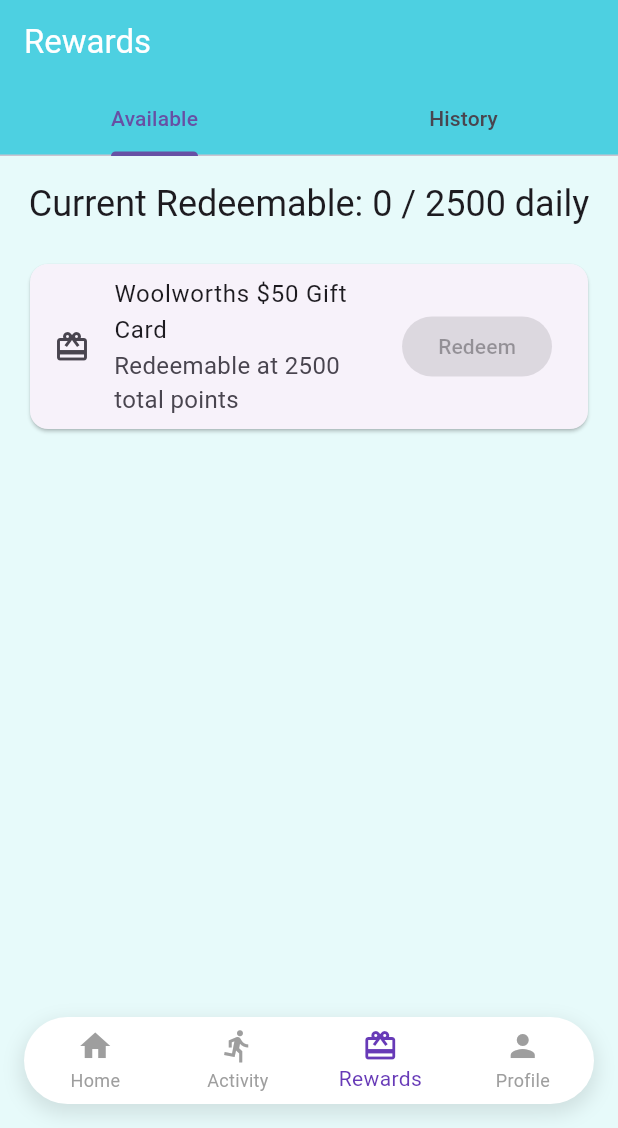
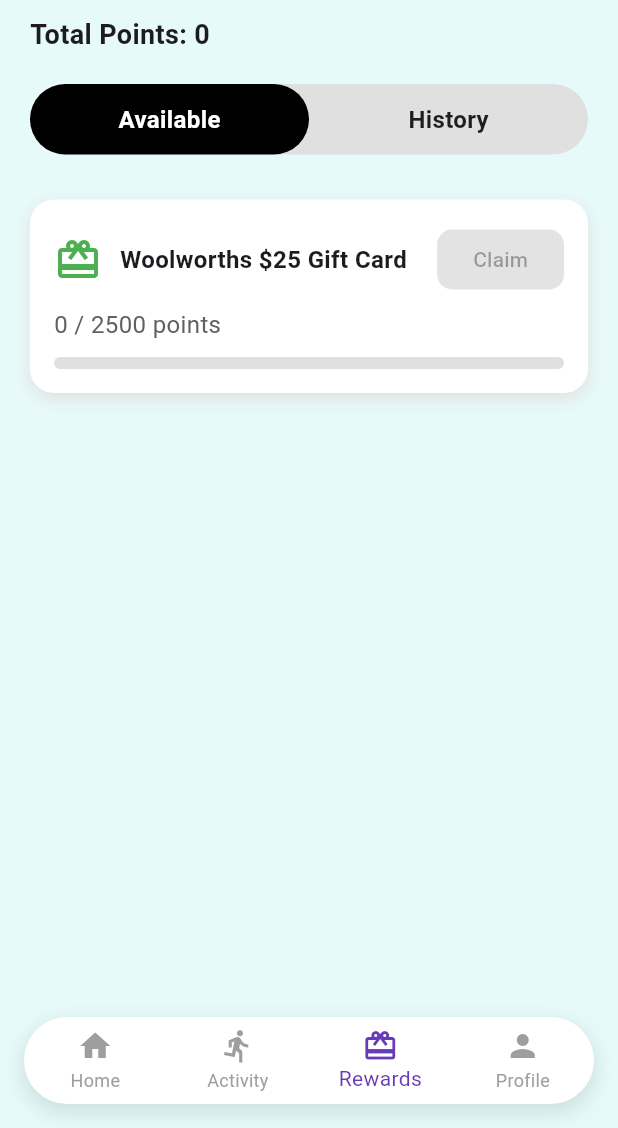
Before and after one commit to AceAsif/Steps4Perks-app, a Flutter app: the screen it shows after launch, item 3 of the bottom bar chosen, on a phone screen of 412 x 824 dp, the part 108-1236 px from its top. Run offline on Flutter 3.47's test engine with Material 3 defaults, Android fonts, the phone set to English and light mode, and no system bars; our stand-ins replace cloud_firestore, device_info_plus, firebase_core, fl_chart, flutter_local_notifications, pedometer and 5 more; accounts and stored records are empty.

Commit message:
[Yeonju] add redeem point to database

```diff
--- a/lib/view/rewardspage.dart
+++ b/lib/view/rewardspage.dart
@@ -1,7 +1,5 @@
 import 'package:flutter/material.dart';
-import 'package:intl/intl.dart';
 import 'package:provider/provider.dart';
-
 import 'package:myapp/features/step_tracker.dart';
 import 'package:myapp/view/rewardshistory.dart';
 import 'package:myapp/services/database_service.dart';
@@ -14,73 +12,186 @@
 }
 
 class _RewardsPageState extends State<RewardsPage> {
-  final String today = DateFormat('yyyy-MM-dd').format(DateTime.now());
-  final DatabaseService _databaseService = DatabaseService();
+  int selectedTab = 0;
 
   @override
   Widget build(BuildContext context) {
     final stepTracker = Provider.of<StepTracker>(context);
 
-    return DefaultTabController(
-      length: 2,
-      child: Scaffold(
-        appBar: AppBar(
-          title: const Text('Rewards'),
-          bottom: const TabBar(
-            tabs: [
-              Tab(text: 'Available'),
-              Tab(text: 'History'),
+    return Scaffold(
+      body: Column(
+        crossAxisAlignment: CrossAxisAlignment.start,
+        children: [
+          /// Total Points
+          Padding(
+            padding: const EdgeInsets.symmetric(horizontal: 20, vertical: 10),
+            child: Text(
+              'Total Points: ${stepTracker.totalPoints}',
+              style: const TextStyle(
+                fontSize: 18,
+                fontWeight: FontWeight.bold,
+              ),
+            ),
+          ),
+
+          /// Tab Switch
+          Container(
+            margin: const EdgeInsets.symmetric(horizontal: 20, vertical: 10),
+            decoration: BoxDecoration(
+              color: Colors.grey.shade300,
+              borderRadius: BorderRadius.circular(50),
+            ),
+            child: Row(
+              children: [
+                _buildTab('Available', 0),
+                _buildTab('History', 1),
               ],
             ),
           ),
-        body: TabBarView(
-          children: [
-            // Tab 1: Available Rewards
-            SingleChildScrollView(
-              padding: const EdgeInsets.all(16.0),
-              child: Column(
-                children: [
-                  Text(
-                    'Current Redeemable: ${stepTracker.totalPoints} / ${StepTracker.dailyRedemptionCap} daily',
-                    style: Theme.of(context).textTheme.headlineSmall,
+
+          /// Tab Content
+          Expanded(
+            child: selectedTab == 0
+                ? _buildAvailableRewards(stepTracker)
+                : const RewardHistoryPage(),
           ),
-                  const SizedBox(height: 20),
+        ],
+      ),
+    );
+  }
 
-                  /// 🔹 Gift Card Redemption Card
-                  Card(
-                    child: ListTile(
-                      leading: const Icon(Icons.card_giftcard),
-                      title: const Text('Woolworths \$50 Gift Card'),
-                      subtitle: const Text('Redeemable at 2500 total points'),
-                      trailing: ElevatedButton(
-                        onPressed: stepTracker.canRedeemPoints
-                            ? () async {
-                                final int redeemedAmount =
-                                    await stepTracker.redeemPoints();
-                                if (context.mounted) {
-                                  ScaffoldMessenger.of(context).showSnackBar(
-                                    SnackBar(
-                                      content: Text(
-                                        'Redeemed $redeemedAmount points for gift card!',
+  Expanded _buildTab(String text, int index) {
+    bool isSelected = selectedTab == index;
+    return Expanded(
+      child: GestureDetector(
+        onTap: () {
+          setState(() => selectedTab = index);
+        },
+        child: Container(
+          padding: const EdgeInsets.symmetric(vertical: 12),
+          decoration: BoxDecoration(
+            color: isSelected ? Colors.black : Colors.transparent,
+            borderRadius: BorderRadius.circular(50),
+          ),
+          alignment: Alignment.center,
+          child: Text(
+            text,
+            style: TextStyle(
+              color: isSelected ? Colors.white : Colors.black87,
+              fontWeight: FontWeight.bold,
+            ),
+          ),
         ),
       ),
     );
   }
+
+  Widget _buildAvailableRewards(StepTracker stepTracker) {
+    return ListView(
+      padding: const EdgeInsets.all(20),
+      children: [
+        _buildRewardCard(
+          icon: Icons.card_giftcard,
+          title: 'Woolworths \$25 Gift Card',
+          subtitle: '${stepTracker.totalPoints} / 2500 points',
+          progress: stepTracker.totalPoints / 2500,
+          enabled: stepTracker.totalPoints >= 2500,
+          onPressed: () async {
+          final redeemedAmount = await stepTracker.redeemPoints();
+          if (redeemedAmount > 0) {
+            final databaseService = DatabaseService();
+            await databaseService.addRedeemedReward(
+              rewardType: 'gift_card',
+              value: 50,
+              status: 'completed',
+              giftCardCode: 'W50-XYZ-123',
+            );
+
+            if (context.mounted) {
+              ScaffoldMessenger.of(context).showSnackBar(
+                SnackBar(content: Text('Redeemed $redeemedAmount points!')),
+              );
             }
-                            : null,
-                        child: const Text('Redeem'),
+          }
+        },
+          progressColor: Colors.green,
+
         ),
+      ],
+    );
+  }
+
+  Widget _buildRewardCard({
+    required IconData icon,
+    required String title,
+    required String subtitle,
+    required double progress,
+    required bool enabled,
+    required VoidCallback onPressed,
+    Color progressColor = Colors.blue,
+  }) {
+    return Container(
+      padding: const EdgeInsets.all(16),
+      decoration: BoxDecoration(
+        color: Colors.white,
+        borderRadius: BorderRadius.circular(16),
+        boxShadow: [
+          BoxShadow(
+            color: Colors.grey.shade300,
+            blurRadius: 10,
+            offset: const Offset(0, 4),
+          )
+        ],
+      ),
+      child: Column(
+        crossAxisAlignment: CrossAxisAlignment.start,
+        children: [
+          /// Top Row
+          Row(
+            children: [
+              Icon(icon, size: 32, color: progressColor),
+              const SizedBox(width: 12),
+              Expanded(
+                child: Text(
+                  title,
+                  style: const TextStyle(
+                    fontWeight: FontWeight.bold,
+                    fontSize: 16,
+                  ),
+                ),
+              ),
+              ElevatedButton(
+                onPressed: enabled ? onPressed : null,
+                style: ElevatedButton.styleFrom(
+                  backgroundColor: enabled ? Colors.black : Colors.grey.shade400,
+                  foregroundColor: Colors.white,
+                  shape: RoundedRectangleBorder(
+                    borderRadius: BorderRadius.circular(10),
+                  ),
+                ),
+                child: const Text('Claim'),
+              )
+            ],
+          ),
+          const SizedBox(height: 8),
+          Text(
+            subtitle,
+            style: TextStyle(color: Colors.grey[700]),
+          ),
+          const SizedBox(height: 10),
+
+          /// Progress Bar
+          ClipRRect(
+            borderRadius: BorderRadius.circular(5),
+            child: LinearProgressIndicator(
+              value: progress.clamp(0.0, 1.0),
+              minHeight: 8,
+              backgroundColor: Colors.grey[300],
+              valueColor: AlwaysStoppedAnimation<Color>(progressColor),
             ),
           ),
         ],
       ),
-            ),
-
-            // Tab 2: Rewards History
-            const RewardHistoryPage(),
-          ],
-        ),
-      ),
     );
   }
 }
```
Also changed, not shown: lib/features/step_tracker.dart (+34 -0 lines), lib/services/database_service.dart (+32 -0 lines), lib/view/homepage.dart (+20 -0 lines), pubspec.lock, 1 other file. Lines whose indentation alone changed are shown as unchanged.
